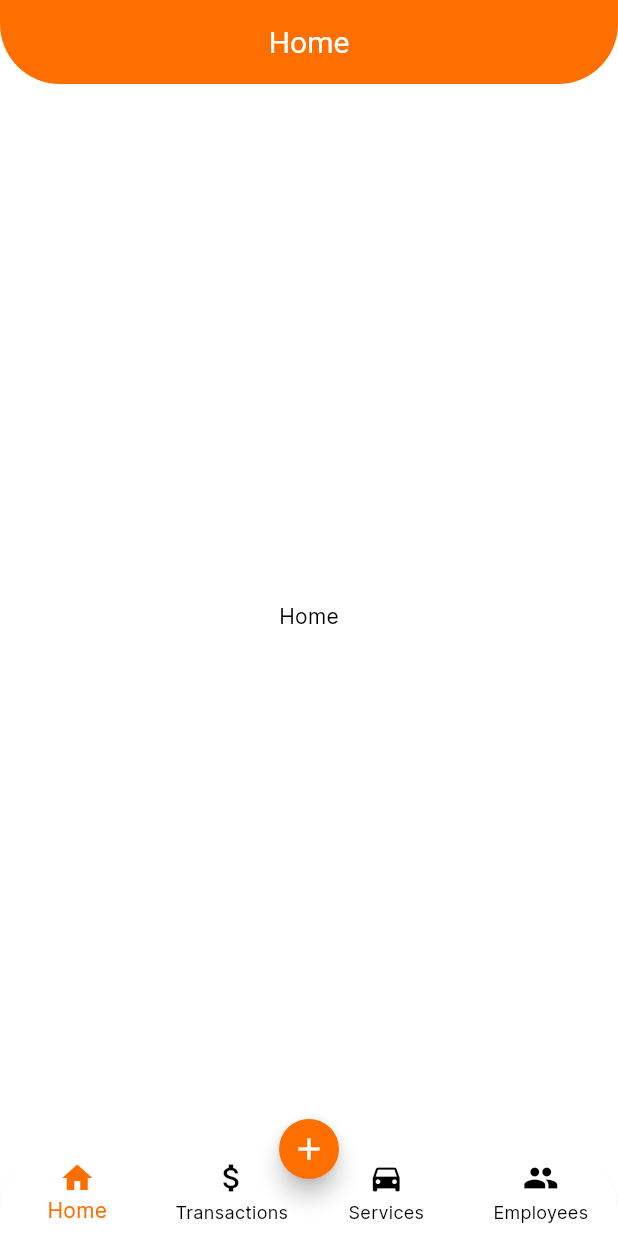
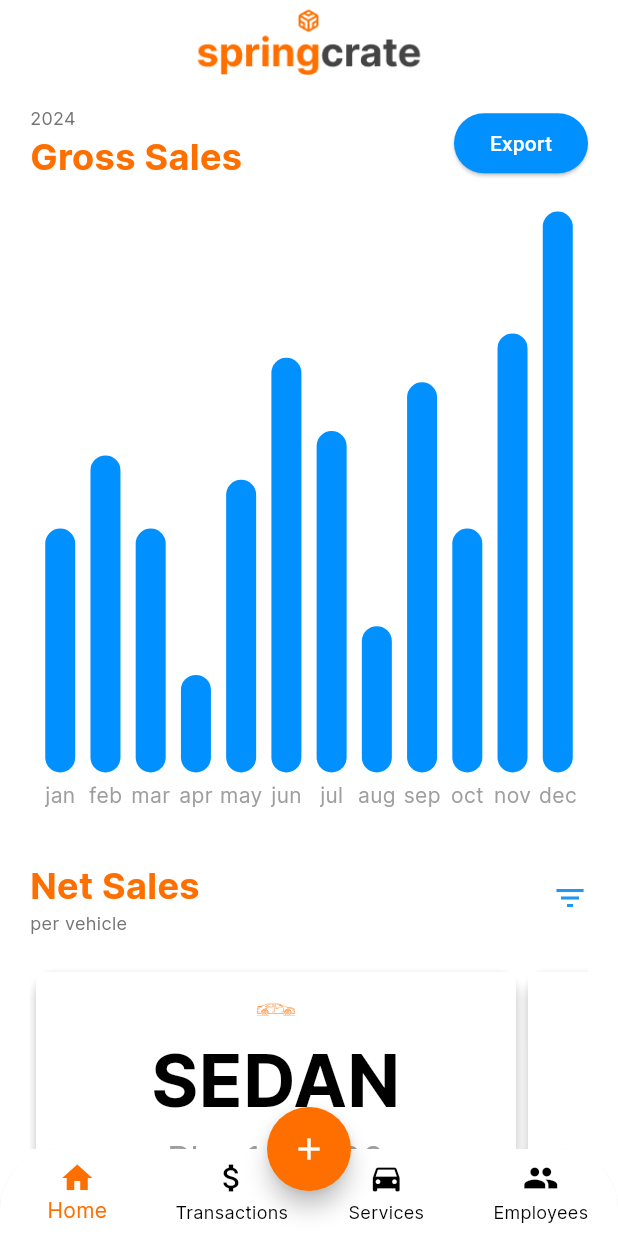
Before and after one commit to marcusandrev/springcrate, a Flutter app: the screen it shows after launch, on a phone screen of 412 x 824 dp. Run offline on Flutter 3.47's test engine with Material 3 defaults, Android fonts, the phone set to English and light mode, and no system bars; drawn by our look-alikes of fl_chart; our stand-ins replace flutter_svg.

Commit message:
feat: home screen

```diff
--- /dev/null
+++ b/lib/data/data.dart
@@ -0,0 +1,32 @@
+import 'package:flutter/material.dart';
+
+List<Map<String, dynamic>> netSalesData = [
+  {
+    'icon': 'lib/assets/sedan.svg',
+    'vehicle_type': 'Sedan',
+    'sales': 100000,
+    'month': 'Jan',
+    'year': '2024'
+  },
+  {
+    'icon': 'lib/assets/suv.svg',
+    'vehicle_type': 'SUV',
+    'sales': 100000,
+    'month': 'Jan',
+    'year': '2024'
+  },
+  {
+    'icon': 'lib/assets/pickup.svg',
+    'vehicle_type': 'Pick-up',
+    'sales': 3400,
+    'month': 'Jan',
+    'year': '2024'
+  },
+  {
+    'icon': 'lib/assets/motorbike.svg',
+    'vehicle_type': 'Motorbike',
+    'sales': 2000,
+    'month': 'Jan',
+    'year': '2024'
+  },
+];
--- /dev/null
+++ b/lib/screens/employees/views/employees_screen.dart
@@ -0,0 +1,10 @@
+import 'package:flutter/material.dart';
+
+class EmployeesScreen extends StatelessWidget {
+  const EmployeesScreen({super.key});
+
+  @override
+  Widget build(BuildContext context) {
+    return const Text('Employees Screen');
+  }
+}
--- /dev/null
+++ b/lib/screens/home/chart.dart
@@ -0,0 +1,164 @@
+import 'package:fl_chart/fl_chart.dart';
+import 'package:flutter/material.dart';
+
+class MyChart extends StatefulWidget {
+  const MyChart({super.key});
+
+  @override
+  State<MyChart> createState() => _MyChartState();
+}
+
+class _MyChartState extends State<MyChart> {
+  @override
+  Widget build(BuildContext context) {
+    return BarChart(mainBarData());
+  }
+
+  BarChartGroupData makeGroupData(int x, double y) {
+    return BarChartGroupData(x: x, barRods: [
+      BarChartRodData(
+          toY: y, width: 20, color: Theme.of(context).colorScheme.secondary)
+    ]);
+  }
+
+  List<BarChartGroupData> showingGroups() {
+    return List.generate(12, (i) {
+      switch (i) {
+        case 0:
+          return makeGroupData(0, 5);
+        case 1:
+          return makeGroupData(1, 6.5);
+        case 2:
+          return makeGroupData(2, 5);
+        case 3:
+          return makeGroupData(3, 2);
+        case 4:
+          return makeGroupData(4, 6);
+        case 5:
+          return makeGroupData(5, 8.5);
+        case 6:
+          return makeGroupData(6, 7);
+        case 7:
+          return makeGroupData(7, 3);
+        case 8:
+          return makeGroupData(8, 8);
+        case 9:
+          return makeGroupData(9, 5);
+        case 10:
+          return makeGroupData(10, 9);
+        case 11:
+          return makeGroupData(11, 11.5);
+        default:
+          return throw Error();
+      }
+    });
+  }
+
+  BarChartData mainBarData() {
+    return BarChartData(
+      titlesData: FlTitlesData(
+        show: true,
+        rightTitles:
+            const AxisTitles(sideTitles: SideTitles(showTitles: false)),
+        topTitles: const AxisTitles(sideTitles: SideTitles(showTitles: false)),
+        bottomTitles: AxisTitles(
+            sideTitles: SideTitles(
+          showTitles: true,
+          reservedSize: 38,
+          getTitlesWidget: getTiles,
+        )),
+        leftTitles: const AxisTitles(sideTitles: SideTitles(showTitles: false)),
+      ),
+      borderData: FlBorderData(show: false),
+      gridData: const FlGridData(show: false),
+      barGroups: showingGroups(),
+    );
+  }
+
+  Widget getTiles(double value, TitleMeta meta) {
+    const style = TextStyle(
+      color: Colors.grey,
+      fontSize: 14,
+    );
+
+    Widget text;
+
+    switch (value.toInt()) {
+      case 0:
+        text = Text(
+          'jan',
+          style: style,
+        );
+        break;
+      case 1:
+        text = Text(
+          'feb',
+          style: style,
+        );
+        break;
+      case 2:
+        text = Text(
+          'mar',
+          style: style,
+        );
+        break;
+      case 3:
+        text = Text(
+          'apr',
+          style: style,
+        );
+        break;
+      case 4:
+        text = Text(
+          'may',
+          style: style,
+        );
+        break;
+      case 5:
+        text = Text(
+          'jun',
+          style: style,
+        );
+        break;
+      case 6:
+        text = Text(
+          'jul',
+          style: style,
+        );
+        break;
+      case 7:
+        text = Text(
+          'aug',
+          style: style,
+        );
+        break;
+      case 8:
+        text = Text(
+          'sep',
+          style: style,
+        );
+        break;
+      case 9:
+        text = Text(
+          'oct',
+          style: style,
+        );
+        break;
+      case 10:
+        text = Text(
+          'nov',
+          style: style,
+        );
+        break;
+      case 11:
+        text = Text(
+          'dec',
+          style: style,
+        );
+        break;
+      default:
+        text = const SizedBox();
+    }
+    return SideTitleWidget(child: text, axisSide: meta.axisSide, space: 5);
+  }
+}
--- a/lib/screens/home/views/home_screen.dart
+++ b/lib/screens/home/views/home_screen.dart
@@ -1,4 +1,8 @@
 import 'package:flutter/material.dart';
+import 'package:springcrate/screens/home/views/main_screen.dart';
+import 'package:springcrate/screens/services/views/services_screen.dart';
+import 'package:springcrate/screens/employees/views/employees_screen.dart';
+import 'package:springcrate/screens/transactions/views/transactions_screen.dart';
 
 class HomeScreen extends StatefulWidget {
   const HomeScreen({Key? key}) : super(key: key);
@@ -10,11 +14,12 @@ class HomeScreen extends StatefulWidget {
 class _HomeScreenState extends State<HomeScreen> {
   int _selectedIndex = 0;
 
-  static const List<Widget> _widgetOptions = <Widget>[
-    Text('Home'),
-    Text('Transactions'),
-    Text('Services'),
-    Text('Employees'),
+  // Define screens for each bottom navigation bar item
+  static final List<Widget> _widgetOptions = <Widget>[
+    MainScreen(),
+    TransactionsScreen(),
+    ServicesScreen(),
+    EmployeesScreen(),
   ];
 
   void _onItemTapped(int index) {
@@ -27,21 +32,25 @@ class _HomeScreenState extends State<HomeScreen> {
   Widget build(BuildContext context) {
     return Scaffold(
       appBar: AppBar(
-        title: _widgetOptions[_selectedIndex],
-        backgroundColor: Theme.of(context).colorScheme.primary,
-        titleTextStyle: const TextStyle(
-          color: Colors.white,
-          fontSize: 20,
-        ),
+        backgroundColor: Colors.white,
         centerTitle: true,
         shape: const RoundedRectangleBorder(
           borderRadius: BorderRadius.vertical(
             bottom: Radius.circular(40),
           ),
         ),
+        title: SizedBox(
+          height: AppBar().preferredSize.height,
+          child: Center(
+            child: Image.asset(
+              'lib/assets/logo.png', // Adjust the path based on your assets folder structure
+              width: 150, // Adjust the width as needed
+            ),
+          ),
+        ),
       ),
-      body: Center(
-        child: _widgetOptions.elementAt(_selectedIndex),
+      body: SingleChildScrollView(
+        child: _widgetOptions[_selectedIndex],
       ),
       bottomNavigationBar: ClipRRect(
         borderRadius: const BorderRadius.vertical(
@@ -66,7 +75,7 @@ class _HomeScreenState extends State<HomeScreen> {
         ),
       ),
       floatingActionButtonLocation: FloatingActionButtonLocation.centerDocked,
-      floatingActionButton: FloatingActionButton.small(
+      floatingActionButton: FloatingActionButton(
         onPressed: () {},
         shape: const CircleBorder(),
         child: Icon(Icons.add),
--- /dev/null
+++ b/lib/screens/home/views/main_screen.dart
@@ -0,0 +1,155 @@
+import 'package:flutter/material.dart';
+import 'package:flutter/widgets.dart';
+import 'package:springcrate/screens/home/chart.dart';
+import 'package:springcrate/data/data.dart';
+import 'package:flutter_svg/flutter_svg.dart';
+import 'package:springcrate/util/string_utils.dart';
+
+class MainScreen extends StatelessWidget {
+  const MainScreen({super.key});
+
+  @override
+  Widget build(BuildContext context) {
+    return Padding(
+      padding: const EdgeInsets.symmetric(vertical: 14.0, horizontal: 20.0),
+      child: Column(
+        crossAxisAlignment: CrossAxisAlignment.start,
+        children: [
+          Row(
+            mainAxisAlignment: MainAxisAlignment.spaceBetween,
+            children: [
+              Column(
+                crossAxisAlignment: CrossAxisAlignment.start,
+                children: [
+                  Text(
+                    "2024",
+                    style: TextStyle(fontSize: 12, color: Colors.grey[600]),
+                  ),
+                  Text(
+                    "Gross Sales",
+                    style: TextStyle(
+                      fontSize: 24,
+                      fontWeight: FontWeight.bold,
+                      color: Theme.of(context).colorScheme.primary,
+                    ),
+                  ),
+                ],
+              ),
+              ElevatedButton(
+                onPressed: () {},
+                child: Text('Export'),
+                style: ElevatedButton.styleFrom(
+                  backgroundColor: Theme.of(context).colorScheme.secondary,
+                  foregroundColor: Colors.white,
+                ),
+              ),
+            ],
+          ),
+          const SizedBox(
+            height: 20,
+          ),
+          Container(
+            width: MediaQuery.of(context).size.width,
+            height: MediaQuery.of(context).size.width,
+            child: const MyChart(),
+          ),
+          const SizedBox(
+            height: 20,
+          ),
+          Row(
+            mainAxisAlignment: MainAxisAlignment.spaceBetween,
+            children: [
+              Column(
+                crossAxisAlignment: CrossAxisAlignment.start,
+                children: [
+                  Text(
+                    "Net Sales",
+                    style: TextStyle(
+                      fontSize: 24,
+                      fontWeight: FontWeight.bold,
+                      color: Theme.of(context).colorScheme.primary,
+                    ),
+                  ),
+                  Text(
+                    "per vehicle",
+                    style: TextStyle(fontSize: 12, color: Colors.grey[600]),
+                  ),
+                ],
+              ),
+              const Icon(
+                Icons.filter_list,
+                color: Colors.blue,
+                size: 24.0,
+              )
+            ],
+          ),
+          const SizedBox(
+            height: 20,
+          ),
+          SingleChildScrollView(
+            scrollDirection: Axis.horizontal,
+            child: Row(
+              mainAxisAlignment: MainAxisAlignment.spaceAround,
+              children: [
+                for (var data in netSalesData)
+                  _buildCard(
+                    context,
+                    data['icon'],
+                    StringUtils.capitalize(data['vehicle_type']),
+                    StringUtils.formatSales(data['sales']),
+                    data['month'],
+                    data['year'],
+                  ),
+              ],
+            ),
+          ),
+        ],
+      ),
+    );
+  }
+
+  Widget _buildCard(
+    BuildContext context,
+    String iconPath,
+    String vehicleType,
+    String sales,
+    String month,
+    String year,
+  ) {
+    Color primaryColor = Theme.of(context).primaryColor;
+    return Card(
+      elevation: 4,
+      child: Container(
+        width: 320,
+        height: 170,
+        padding: EdgeInsets.all(12),
+        color: Colors.white,
+        child: Column(
+          mainAxisAlignment: MainAxisAlignment.center,
+          children: [
+            SvgPicture.asset(iconPath,
+                width: 26, height: 26, color: primaryColor),
+            Text(
+              vehicleType,
+              textAlign: TextAlign.center,
+              style: TextStyle(
+                fontSize: 48,
+                fontWeight: FontWeight.bold,
+              ),
+            ),
+            Text(
+              "Php $sales",
+              textAlign: TextAlign.center,
+              style: TextStyle(fontSize: 24, color: Colors.grey),
+            ),
+            Text(
+              "$month $year",
+              textAlign: TextAlign.center,
+              style: TextStyle(fontSize: 12, color: Colors.grey),
+            ),
+          ],
+        ),
+      ),
+    );
+  }
+}
--- /dev/null
+++ b/lib/screens/services/views/services_screen.dart
@@ -0,0 +1,10 @@
+import 'package:flutter/material.dart';
+
+class ServicesScreen extends StatelessWidget {
+  const ServicesScreen({super.key});
+
+  @override
+  Widget build(BuildContext context) {
+    return const Text("Services Screen");
+  }
+}
--- /dev/null
+++ b/lib/screens/transactions/views/transactions_screen.dart
@@ -0,0 +1,10 @@
+import 'package:flutter/material.dart';
+
+class TransactionsScreen extends StatelessWidget {
+  const TransactionsScreen({super.key});
+
+  @override
+  Widget build(BuildContext context) {
+    return const Text("Transactions Screen");
+  }
+}
--- /dev/null
+++ b/lib/util/string_utils.dart
@@ -0,0 +1,14 @@
+class StringUtils {
+  static String capitalize(String text) {
+    if (text.isEmpty) return text;
+    return text.toUpperCase();
+  }
+
+  static String formatSales(int sales) {
+    String formattedSales = sales.toString();
+    RegExp regExp = RegExp(r'(\d{1,3})(?=(\d{3})+(?!\d))');
+    formattedSales = formattedSales.replaceAllMapped(
+        regExp, (Match match) => '${match[1]},');
+    return formattedSales;
+  }
+}
--- a/pubspec.yaml
+++ b/pubspec.yaml
@@ -10,6 +10,8 @@ dependencies:
   flutter:
     sdk: flutter
   cupertino_icons: ^1.0.6
+  fl_chart: ^0.67.0
+  flutter_svg: ^2.0.10+1
 
 dev_dependencies:
   flutter_test:
@@ -23,3 +25,5 @@ flutter:
       fonts:
         - asset: fonts/Inter-Regular.ttf
         - asset: fonts/Inter-Bold.ttf
+  assets:
+    - lib/assets/
```
Also changed, not shown: lib/assets/logo.png (added), lib/assets/motorbike.svg (added), lib/assets/pickup.svg (added), lib/assets/sedan.svg (added), lib/assets/suv.svg (added), pubspec.lock.
